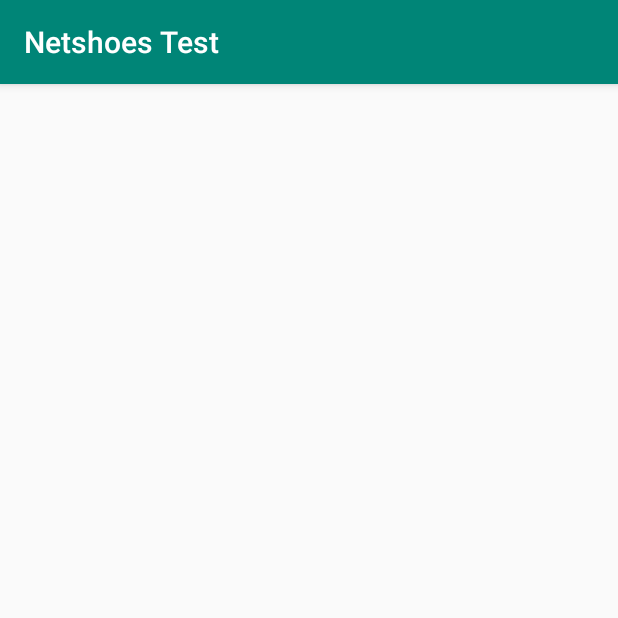
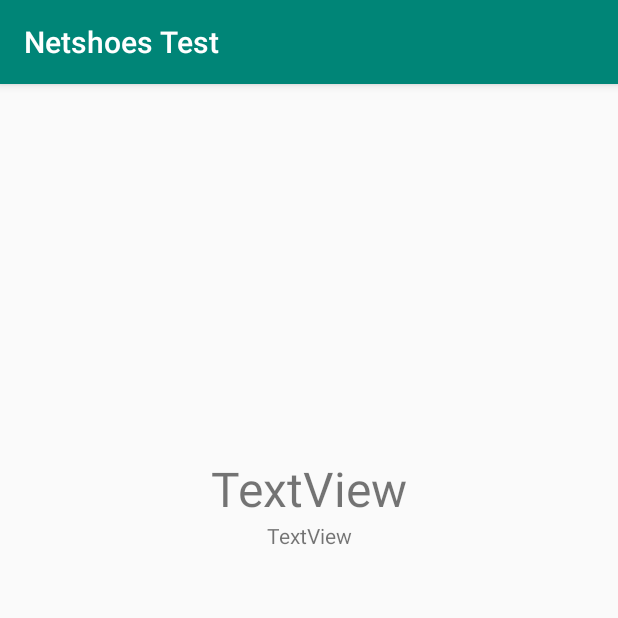
Before and after one commit to PedroRTeles/netshoes-test, an Android app: the DetailActivity screen opened directly, with no data from a screen before it, on a phone screen of 412 x 824 dp, the top half of it. Run offline under Robolectric (Android 15) with nearby library versions, the phone set to English and light mode, and no system bars; 5 statements that could not run were skipped.

Commit message:
Populating detailActivity

```diff
--- /dev/null
+++ b/app/src/main/java/dev/pedroteles/netshoestest/data/DownloadImageTask.kt
@@ -0,0 +1,28 @@
+package dev.pedroteles.netshoestest.data
+
+import android.graphics.Bitmap
+import android.graphics.BitmapFactory
+import android.os.AsyncTask
+import android.util.Log
+import android.widget.ImageView
+
+class DownloadImageTask(internal var bmImage: ImageView) : AsyncTask<String, Void, Bitmap>() {
+
+        override fun doInBackground(vararg urls: String): Bitmap? {
+            val urldisplay = urls[0]
+            var mIcon11: Bitmap? = null
+            try {
+                val `in` = java.net.URL(urldisplay).openStream()
+                mIcon11 = BitmapFactory.decodeStream(`in`)
+            } catch (e: Exception) {
+                Log.e("Error", e.message)
+                e.printStackTrace()
+            }
+
+            return mIcon11
+        }
+
+        override fun onPostExecute(result: Bitmap) {
+            bmImage.setImageBitmap(result)
+        }
+    }
--- a/app/src/main/java/dev/pedroteles/netshoestest/feature/detail/view/DetailActivity.kt
+++ b/app/src/main/java/dev/pedroteles/netshoestest/feature/detail/view/DetailActivity.kt
@@ -1,13 +1,46 @@
 package dev.pedroteles.netshoestest.feature.detail.view
 
 import android.os.Bundle
+import android.widget.ImageView
+import android.widget.TextView
 import androidx.appcompat.app.AppCompatActivity
 import dev.pedroteles.netshoestest.R
+import dev.pedroteles.netshoestest.data.DownloadImageTask
+import dev.pedroteles.netshoestest.model.Gist
 
 class DetailActivity : AppCompatActivity() {
+    private lateinit var imgAvatar: ImageView
+    private lateinit var txtName: TextView
+    private lateinit var txtDescription: TextView
+    private lateinit var gist: Gist
 
     override fun onCreate(savedInstanceState: Bundle?) {
         super.onCreate(savedInstanceState)
         setContentView(R.layout.activity_detail)
+
+        findViews()
+        getExtra()
+        setViews()
+    }
+
+    private fun setViews() {
+        if(gist.description.isEmpty()) {
+            txtDescription.text = "Sem descrição"
+        } else {
+            txtDescription.text = gist.description
+        }
+
+        txtName.text = gist.owner.login
+        DownloadImageTask(imgAvatar).execute(gist.owner.avatarUrl)
+    }
+
+    private fun getExtra() {
+        gist = intent.extras["gist"] as Gist
+    }
+
+    private fun findViews() {
+        imgAvatar = findViewById(R.id.imgAvatar)
+        txtName = findViewById(R.id.txtName)
+        txtDescription = findViewById(R.id.txtDescription)
     }
 }
--- a/app/src/main/java/dev/pedroteles/netshoestest/feature/list/adapter/GistAdapter.kt
+++ b/app/src/main/java/dev/pedroteles/netshoestest/feature/list/adapter/GistAdapter.kt
@@ -1,19 +1,16 @@
 package dev.pedroteles.netshoestest.feature.list.adapter
 
 import android.content.Context
-import android.graphics.Bitmap
-import android.graphics.BitmapFactory
-import android.os.AsyncTask
-import androidx.constraintlayout.widget.ConstraintLayout
-import android.util.Log
 import android.view.LayoutInflater
 import android.view.View
 import android.view.ViewGroup
 import android.widget.ImageView
 import android.widget.TextView
+import androidx.constraintlayout.widget.ConstraintLayout
 import androidx.recyclerview.widget.RecyclerView
 import dev.pedroteles.netshoestest.R
 import dev.pedroteles.netshoestest.`interface`.RecyclerViewClickListener
+import dev.pedroteles.netshoestest.data.DownloadImageTask
 import dev.pedroteles.netshoestest.model.Gist
 import kotlinx.android.synthetic.main.list_layout.view.*
 
@@ -45,25 +42,4 @@ class GistAdapter(private val gists: List<Gist>,
         val imgGist: ImageView = itemView.imgGist
         val txtOwnerName: TextView = itemView.txtOwnerName
     }
-
-    class DownloadImageTask(internal var bmImage: ImageView) : AsyncTask<String, Void, Bitmap>() {
-
-        override fun doInBackground(vararg urls: String): Bitmap? {
-            val urldisplay = urls[0]
-            var mIcon11: Bitmap? = null
-            try {
-                val `in` = java.net.URL(urldisplay).openStream()
-                mIcon11 = BitmapFactory.decodeStream(`in`)
-            } catch (e: Exception) {
-                Log.e("Error", e.message)
-                e.printStackTrace()
-            }
-
-            return mIcon11
-        }
-
-        override fun onPostExecute(result: Bitmap) {
-            bmImage.setImageBitmap(result)
-        }
-    }
 }
--- a/app/src/main/java/dev/pedroteles/netshoestest/model/Gist.kt
+++ b/app/src/main/java/dev/pedroteles/netshoestest/model/Gist.kt
@@ -7,5 +7,7 @@ data class Gist(
     @SerializedName("url")
     val url: String,
     @SerializedName("owner")
-    val owner: Owner
+    val owner: Owner,
+    @SerializedName("description")
+    val description: String
 ) : Serializable
--- a/app/src/main/res/layout/activity_detail.xml
+++ b/app/src/main/res/layout/activity_detail.xml
@@ -6,4 +6,37 @@
     android:layout_height="match_parent"
     tools:context=".feature.detail.view.DetailActivity">
 
+    <ImageView
+        android:id="@+id/imgAvatar"
+        android:layout_width="200dp"
+        android:layout_height="200dp"
+        android:layout_marginTop="32dp"
+        app:layout_constraintEnd_toEndOf="parent"
+        app:layout_constraintHorizontal_bias="0.498"
+        app:layout_constraintStart_toStartOf="parent"
+        app:layout_constraintTop_toTopOf="parent"
+        tools:srcCompat="@tools:sample/avatars" />
+
+    <TextView
+        android:id="@+id/txtName"
+        android:layout_width="wrap_content"
+        android:layout_height="wrap_content"
+        android:layout_marginTop="16dp"
+        android:text="TextView"
+        android:textSize="32sp"
+        app:layout_constraintEnd_toEndOf="parent"
+        app:layout_constraintStart_toStartOf="parent"
+        app:layout_constraintTop_toBottomOf="@+id/imgAvatar" />
+
+    <TextView
+        android:id="@+id/txtDescription"
+        android:layout_width="wrap_content"
+        android:layout_height="wrap_content"
+        android:layout_marginStart="16dp"
+        android:layout_marginEnd="16dp"
+        android:text="TextView"
+        android:textAlignment="center"
+        app:layout_constraintEnd_toEndOf="parent"
+        app:layout_constraintStart_toStartOf="parent"
+        app:layout_constraintTop_toBottomOf="@+id/txtName" />
 </androidx.constraintlayout.widget.ConstraintLayout>
```
